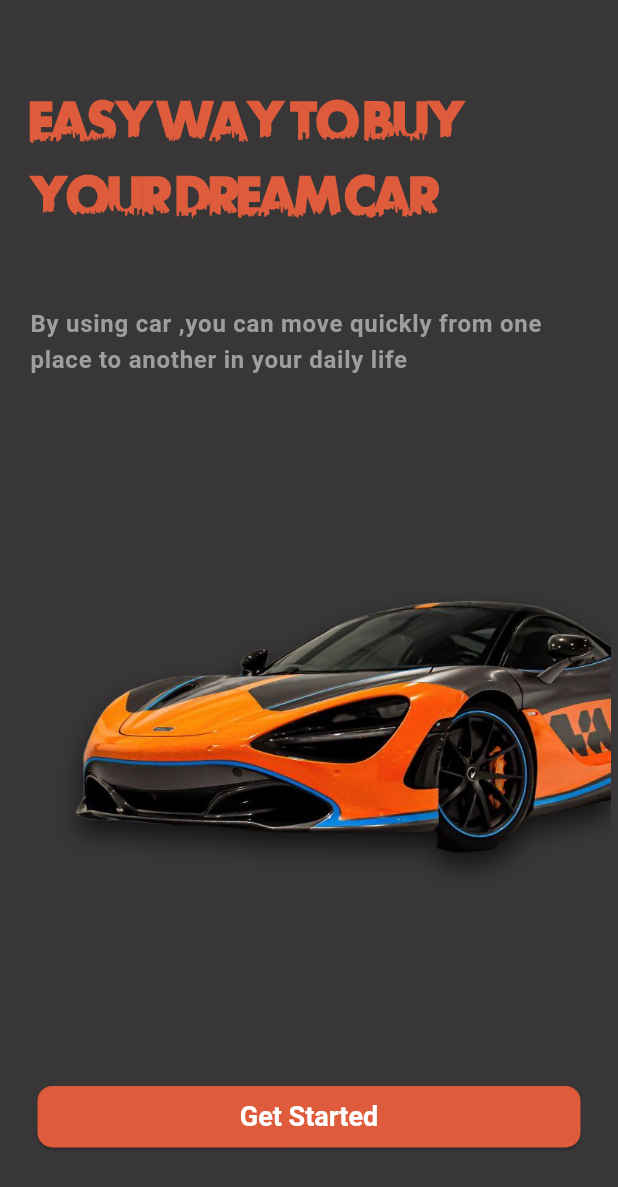
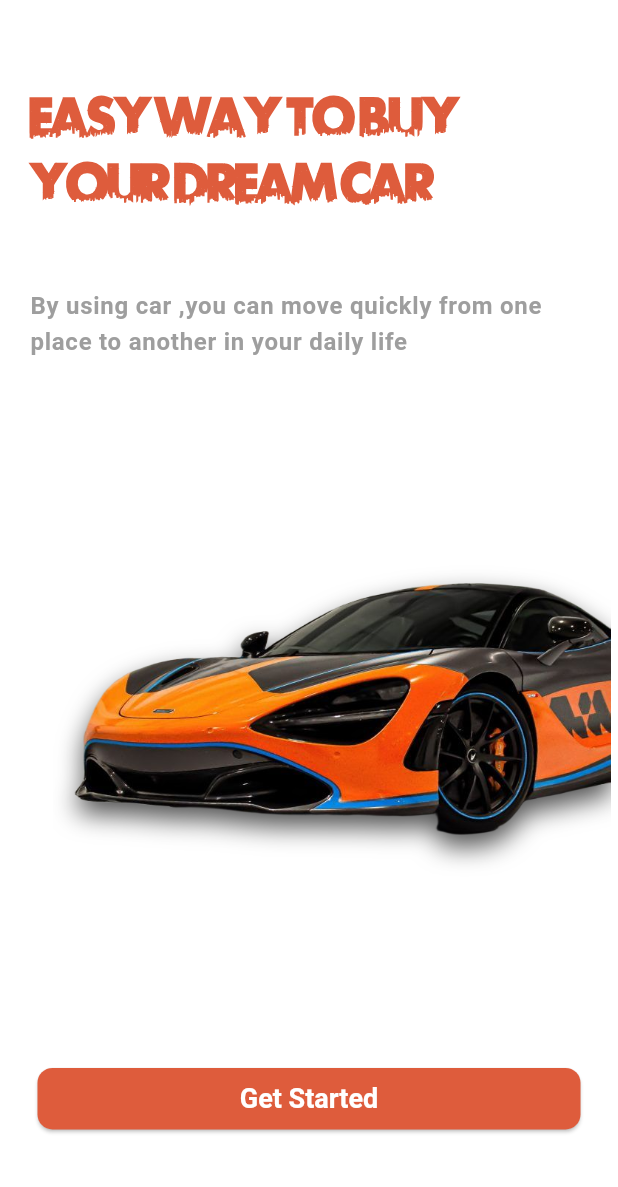
Before and after one commit to AhmedAbdulhameedQahtan/cars-store-simple, a Flutter app: the screen it shows after launch, on a phone screen of 412 x 824 dp. Shown: the top 1187 px of the screen. Run offline on Flutter 3.47's test engine with Material 3 defaults, Android fonts, the phone set to English and light mode, and no system bars; our stand-ins replace awesome_dialog, cloud_firestore, connectivity_plus, easy_localization, firebase_auth, firebase_core and 1 more; accounts and stored records are empty.

Commit message:
fix the theme mode
fix the theme mode

```diff
--- a/simple_car_store/lib/custom_widget/container_card.dart
+++ b/simple_car_store/lib/custom_widget/container_card.dart
@@ -27,7 +27,7 @@ class _ContainerCarCardState extends State<ContainerCarCard> {
           padding:const EdgeInsets.only(left: 5,top: 5),
           decoration: BoxDecoration(
             borderRadius:const BorderRadius.all(Radius.circular(15)),
-            color: Colors.white,
+            color: Theme.of(context).colorScheme.surface,
             boxShadow: [
               BoxShadow(
                 color: Colors.grey.withOpacity(0.5),  // لون الظل
--- a/simple_car_store/lib/resources/theme_manager.dart
+++ b/simple_car_store/lib/resources/theme_manager.dart
@@ -7,13 +7,22 @@ import 'font_manager.dart';
 class AppThemes {
   static final lightTheme = ThemeData(
     brightness: Brightness.light,
-    scaffoldBackgroundColor: Colors.white,
+    scaffoldBackgroundColor: ColorsManager.white,
+    colorScheme: const ColorScheme.light().copyWith(
+      surface: ColorsManager.white,
+      onSurface: ColorsManager.white,
+
+    ),
 
     //main colors theme
     primaryColor: ColorsManager.primary,
     disabledColor: ColorsManager.gray,
     splashColor: ColorsManager.lightprimary,
 
+    //drawer theam
+    drawerTheme: DrawerThemeData(
+        backgroundColor:ColorsManager.white
+    ),
     //cardview theme
     cardTheme: CardTheme(
       color: ColorsManager.white,
@@ -23,9 +32,7 @@ class AppThemes {
 
     //AppBar theme
     appBarTheme: AppBarTheme(
-        iconTheme: IconThemeData(
-            color: ColorsManager.white
-        ),
+        iconTheme: IconThemeData(color: ColorsManager.white),
         color: ColorsManager.primary,
         elevation: AppSize.s4,
         shadowColor: ColorsManager.lightprimary,
@@ -120,14 +127,24 @@ class AppThemes {
   );
 
   static final darkTheme = ThemeData(
+
     brightness: Brightness.dark,
-    scaffoldBackgroundColor: Colors.white,
+    scaffoldBackgroundColor: ColorsManager.lightBlack,
+
+    colorScheme: const ColorScheme.dark().copyWith(
+      surface: ColorsManager.lightBlack,
+      onSurface: ColorsManager.gray,
+    ),
 
     //main colors theme
     primaryColor: ColorsManager.primary,
     disabledColor: ColorsManager.gray,
     splashColor: ColorsManager.lightprimary,
 
+    //drawer theam
+    drawerTheme: DrawerThemeData(
+        backgroundColor:ColorsManager.lightBlack
+    ),
     //cardview theme
     cardTheme: CardTheme(
       color: ColorsManager.white,
@@ -137,8 +154,9 @@ class AppThemes {
 
     //AppBar theme
     appBarTheme: AppBarTheme(
+        iconTheme:IconThemeData(color: ColorsManager.white),
         color: ColorsManager.primary,
-        elevation: AppSize.s4,
+        elevation: 0,
         shadowColor: ColorsManager.lightprimary,
         centerTitle: true,
         titleTextStyle: getRegularStyle(
@@ -172,10 +190,10 @@ class AppThemes {
       headlineMedium: getRegularStyle(color: ColorsManager.darkgray, fontSize: FontSize.s14,),
       titleLarge: getRegularStyle(color: ColorsManager.primary),
       titleMedium: getMedumStyle(color: ColorsManager.primary, fontSize: FontSize.s16),
-      titleSmall: getRegularStyle(color: ColorsManager.darkgray),
+      titleSmall: getRegularStyle(color: ColorsManager.white),
       bodyLarge: getRegularStyle(color: ColorsManager.lightgray),
       bodyMedium: getRegularStyle(color: ColorsManager.darkgray),
-      bodySmall: getRegularStyle(color: ColorsManager.darkgray),
+      bodySmall: getRegularStyle(color: ColorsManager.white),
     ),
 
     //inputDecoration theme
--- a/simple_car_store/lib/view/splash_view.dart
+++ b/simple_car_store/lib/view/splash_view.dart
@@ -82,9 +82,9 @@ class _SplashViewState extends State<SplashView> {
 
     return Scaffold(
 
-        appBar: null,
+        // appBar: null,
 
-        backgroundColor: ColorsManager.lightBlack,
+        backgroundColor:Theme.of(context).colorScheme.surface,
 
         body:Container(
 
@@ -97,13 +97,7 @@ class _SplashViewState extends State<SplashView> {
                 padding: const EdgeInsets.all(5),
                 margin: const EdgeInsets.all(10),
                 child: Text('title'.tr(),
-                    // AppLocalizations.of(context)!.translate('title') ?? '',
-                  style: TextStyle(
-                      color: ColorsManager.primary,
-                      fontSize: FontSize.s35,
-                      fontWeight: FontWeighManager.bold,
-                      fontFamily: 'orban'
-                  ),),
+                  style: Theme.of(context).textTheme.titleLarge?.copyWith(fontFamily: 'orban', fontSize: FontSize.s35,),),
               ),
 
               const SizedBox(height: AppSize.s14,),
```
Also changed, not shown: simple_car_store/lib/view/home_view.dart (+13 -12 lines).
